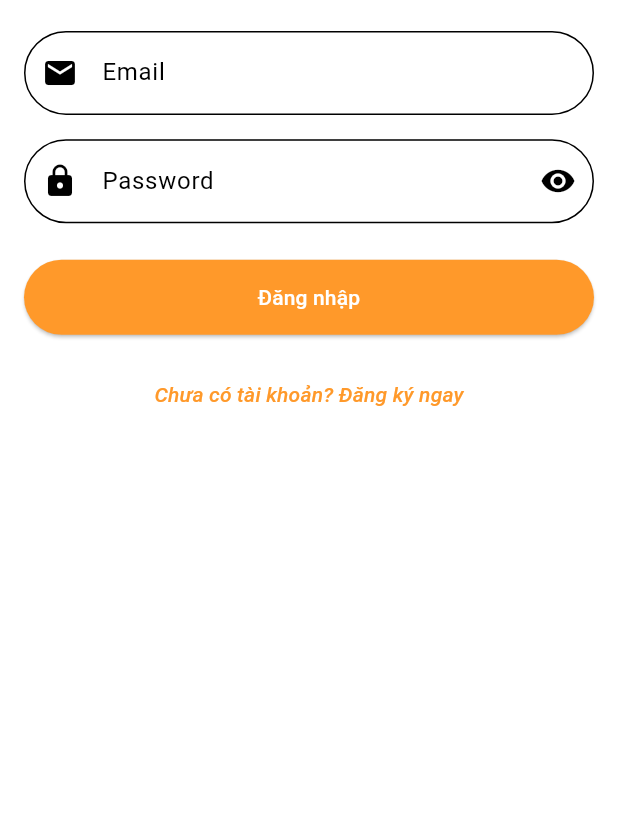
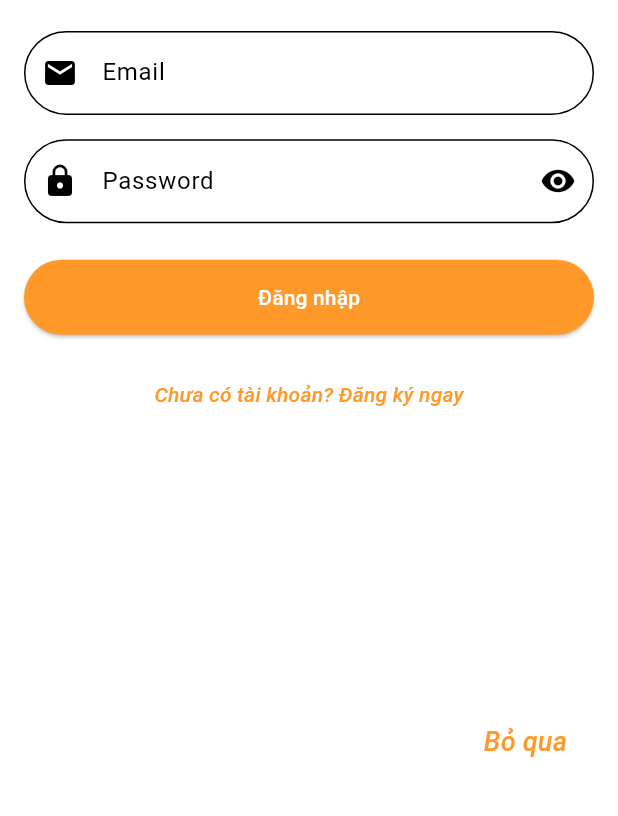
Before and after one commit to NguyenHongQuan1208/cookpad, a Flutter app: the screen it shows after launch, after a tap on "Đăng ký hoặc Đăng nhập", on a phone screen of 412 x 824 dp, the part 412-1228 px from its top. Run offline on Flutter 3.47's test engine with Material 3 defaults, Android fonts, the light colour scheme and no system bars; drawn by our look-alikes of flutter_form_builder; our stand-ins replace delightful_toast, flutter_hooks, flutter_riverpod, form_builder_validators, go_router, shared_preferences and 1 more; missing offline and left inert: flutter_config; accounts and stored records are empty.

Commit message:
add skip button

```diff
--- a/lib/screens/sign_In/sign_in_screen.dart
+++ b/lib/screens/sign_In/sign_in_screen.dart
@@ -31,7 +31,10 @@ class SignInScreen extends HookWidget {
         ),
         scrolledUnderElevation: 0,
       ),
-      body: FocusScope(
+      body: Stack(
+        children: [
+          Positioned.fill(
+            child: FocusScope(
               child: GestureDetector(
                 onTap: () => FocusScope.of(context).unfocus(),
                 child: Padding(
@@ -94,7 +97,10 @@ class SignInScreen extends HookWidget {
                                   context.radius(30),
                                 ),
                               ),
-                        prefixIcon: const Icon(Icons.lock, color: Colors.black),
+                              prefixIcon: const Icon(
+                                Icons.lock,
+                                color: Colors.black,
+                              ),
                               suffixIcon: IconButton(
                                 icon: Icon(
                                   obscureText.value
@@ -119,7 +125,8 @@ class SignInScreen extends HookWidget {
                               ),
                             ]),
                             onChanged: (value) {
-                        formKey.currentState?.fields['password']?.validate();
+                              formKey.currentState?.fields['password']
+                                  ?.validate();
                             },
                           ),
                           SizedBox(height: context.h(24)),
@@ -127,20 +134,23 @@ class SignInScreen extends HookWidget {
                           // Sign-In Button
                           ElevatedButton(
                             onPressed: () async {
-                        if (formKey.currentState?.saveAndValidate() ?? false) {
-                          final email =
-                              formKey.currentState?.fields['email']?.value;
-                          final password =
-                              formKey.currentState?.fields['password']?.value;
+                              if (formKey.currentState?.saveAndValidate() ??
+                                  false) {
+                                final email = formKey
+                                    .currentState
+                                    ?.fields['email']
+                                    ?.value;
+                                final password = formKey
+                                    .currentState
+                                    ?.fields['password']
+                                    ?.value;
 
                                 final authService = AuthService();
 
                                 await callSupabaseAuthApi<AuthResponse>(
                                   context: context,
-                            service: () => authService.signInWithEmailPassword(
-                              email,
-                              password,
-                            ),
+                                  service: () => authService
+                                      .signInWithEmailPassword(email, password),
                                   successMessage: 'Đăng nhập thành công!',
                                   onSuccess: (response) {
                                     context.go(Routes.home);
@@ -180,6 +190,25 @@ class SignInScreen extends HookWidget {
                 ),
               ),
             ),
+          ),
+          Positioned(
+            bottom: context.h(30),
+            right: context.w(20),
+            child: TextButton(
+              onPressed: () => context.go(Routes.home),
+              style: TextButton.styleFrom(backgroundColor: Colors.transparent),
+              child: Text(
+                'Bỏ qua',
+                style: TextStyle(
+                  color: colorScheme.primary,
+                  fontSize: 18,
+                  fontStyle: FontStyle.italic,
+                ),
+              ),
+            ),
+          ),
+        ],
+      ),
     );
   }
 }
--- a/lib/screens/splash/splash_screen.dart
+++ b/lib/screens/splash/splash_screen.dart
@@ -27,7 +27,7 @@ class _SplashScreenState extends ConsumerState<SplashScreen> {
     isOnboardShown.when(
       loading: () => _retryRedirect(),
       error: (_, __) => context.go(Routes.onboarding),
-      data: (shown) => context.go(shown ? Routes.signin : Routes.onboarding),
+      data: (shown) => context.go(shown ? Routes.home : Routes.onboarding),
     );
   }
 
```
Also changed, not shown: lib/screens/register/register_screen.dart (+50 -12 lines). Lines whose indentation alone changed are shown as unchanged.
